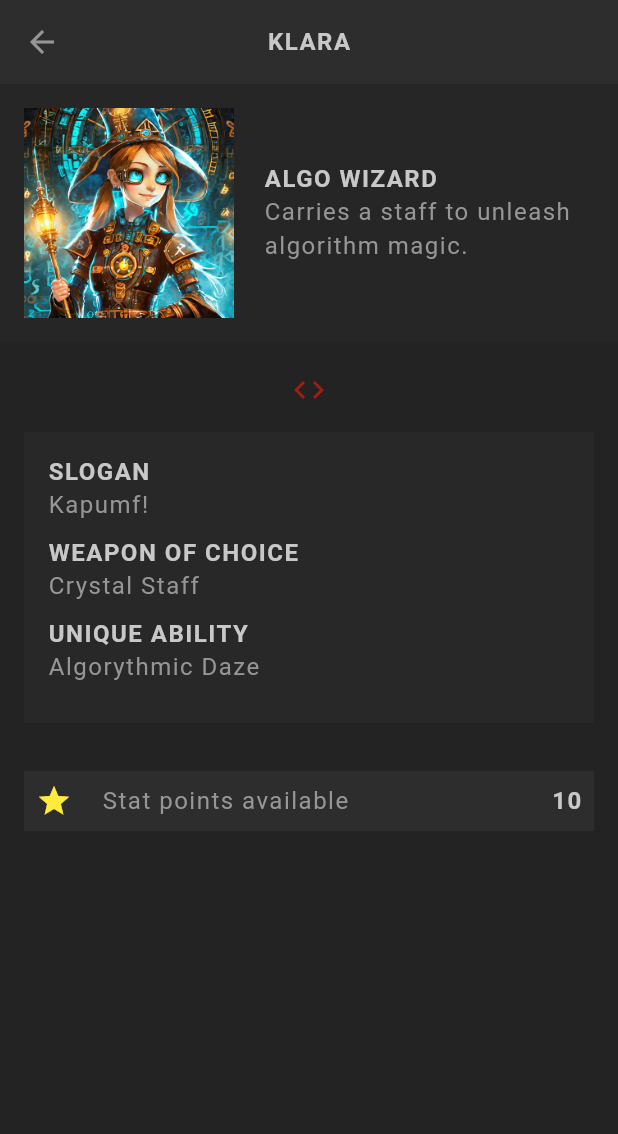
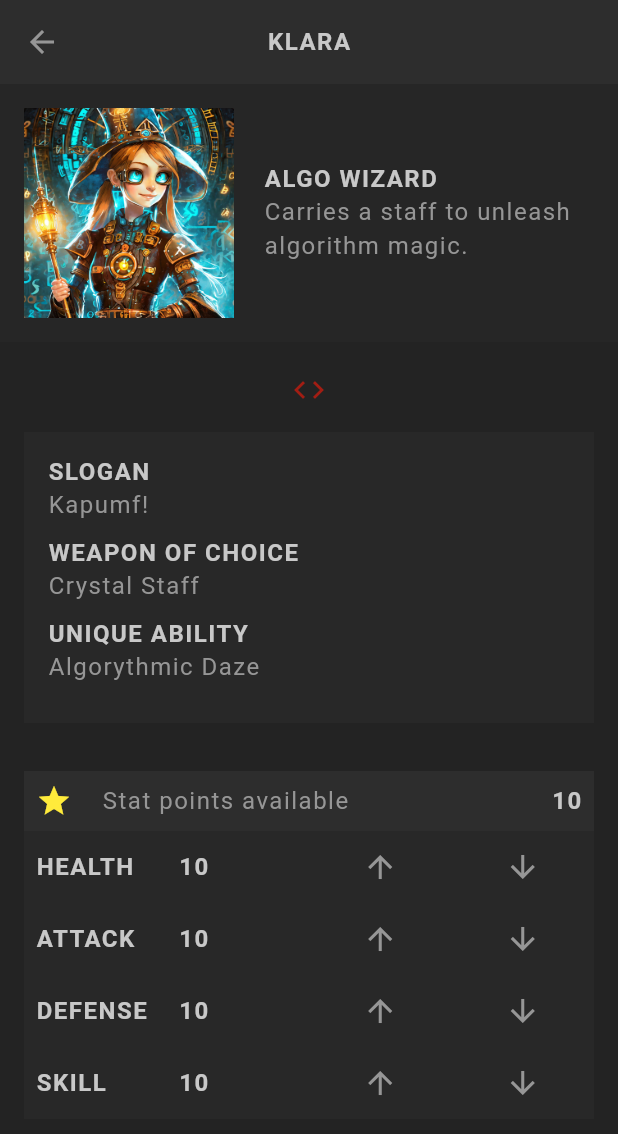
Before and after one commit to jecode93/app_rpg, a Flutter app: the screen it shows after launch, after a tap on the "arrow forward" icon, on a phone screen of 412 x 824 dp. Shown: the top 1134 px of the screen. Run offline on Flutter 3.47's test engine with Material 3 defaults, Android fonts, the phone set to English and light mode, and no system bars; our stand-ins replace google_fonts; Roboto replaces fonts that are missing (Kanit).

Commit message:
Using Tables.

```diff
--- a/lib/models/stats.dart
+++ b/lib/models/stats.dart
@@ -36,6 +36,7 @@ mixin Stats {
       if (stat == 'skill') {
         _skill++;
       }
+      _points--;
     }
   }
 
--- a/lib/screens/profile/stats_table.dart
+++ b/lib/screens/profile/stats_table.dart
@@ -38,9 +38,66 @@ class _StatsTableState extends State<StatsTable> {
                 StyledHeading(widget.character.points.toString()),
               ],
             ),
-          )
+          ),
 
           // Stats table
+          Table(
+            children: widget.character.statsAsFormattedList.map((stat) {
+              return TableRow(
+                decoration: BoxDecoration(
+                  color: AppColors.secondaryColor.withOpacity(0.5),
+                ),
+                children: [
+                  TableCell(
+                    verticalAlignment: TableCellVerticalAlignment.middle,
+                    child: Padding(
+                      padding: const EdgeInsets.all(8),
+                      child: StyledHeading(stat['title']!),
+                    ),
+                  ),
+
+                  // stat value
+                  TableCell(
+                    verticalAlignment: TableCellVerticalAlignment.middle,
+                    child: Padding(
+                      padding: const EdgeInsets.all(8),
+                      child: StyledHeading(stat['value']!),
+                    ),
+                  ),
+
+                  // Icon to increase stat
+                  TableCell(
+                      verticalAlignment: TableCellVerticalAlignment.middle,
+                      child: IconButton(
+                        icon: Icon(
+                          Icons.arrow_upward,
+                          color: AppColors.textColor,
+                        ),
+                        onPressed: () {
+                          setState(() {
+                            widget.character.increaseStat(stat['title']!);
+                          });
+                        },
+                      )),
+
+                  // Icon to increase stat
+                  TableCell(
+                      verticalAlignment: TableCellVerticalAlignment.middle,
+                      child: IconButton(
+                        icon: Icon(
+                          Icons.arrow_downward,
+                          color: AppColors.textColor,
+                        ),
+                        onPressed: () {
+                          setState(() {
+                            widget.character.decreaseStat(stat['title']!);
+                          });
+                        },
+                      )),
+                ],
+              );
+            }).toList(),
+          ),
         ],
       ),
     );
```
